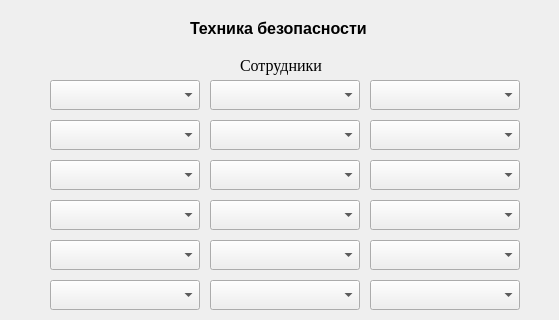
Qt form notebook/sourse/ui_files/new_TB.ui (SmolPO/my_helper) before a commit; both pictures show x 0 to 559 and y 0 to 320 of the 559 by 555 pixel window.
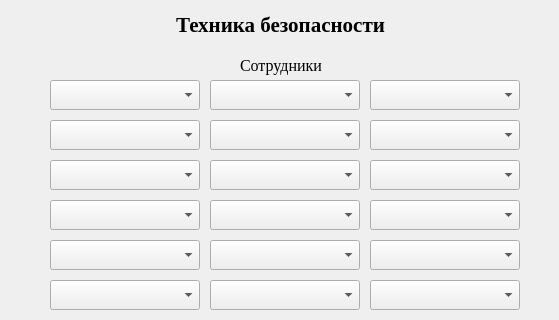
The same form after that commit.

```diff
--- a/notebook/sourse/ui_files/new_TB.ui
+++ b/notebook/sourse/ui_files/new_TB.ui
@@ -54,21 +54,25 @@
   <widget class="QLabel" name="label">
    <property name="geometry">
     <rect>
-     <x>190</x>
-     <y>20</y>
-     <width>191</width>
-     <height>16</height>
+     <x>10</x>
+     <y>10</y>
+     <width>541</width>
+     <height>30</height>
     </rect>
    </property>
    <property name="font">
     <font>
-     <pointsize>12</pointsize>
+     <family>Times New Roman</family>
+     <pointsize>16</pointsize>
      <bold>true</bold>
     </font>
    </property>
    <property name="text">
     <string>Техника безопасности</string>
    </property>
+   <property name="alignment">
+    <set>Qt::AlignCenter</set>
+   </property>
   </widget>
   <widget class="QComboBox" name="worker_1">
    <property name="geometry">
```
